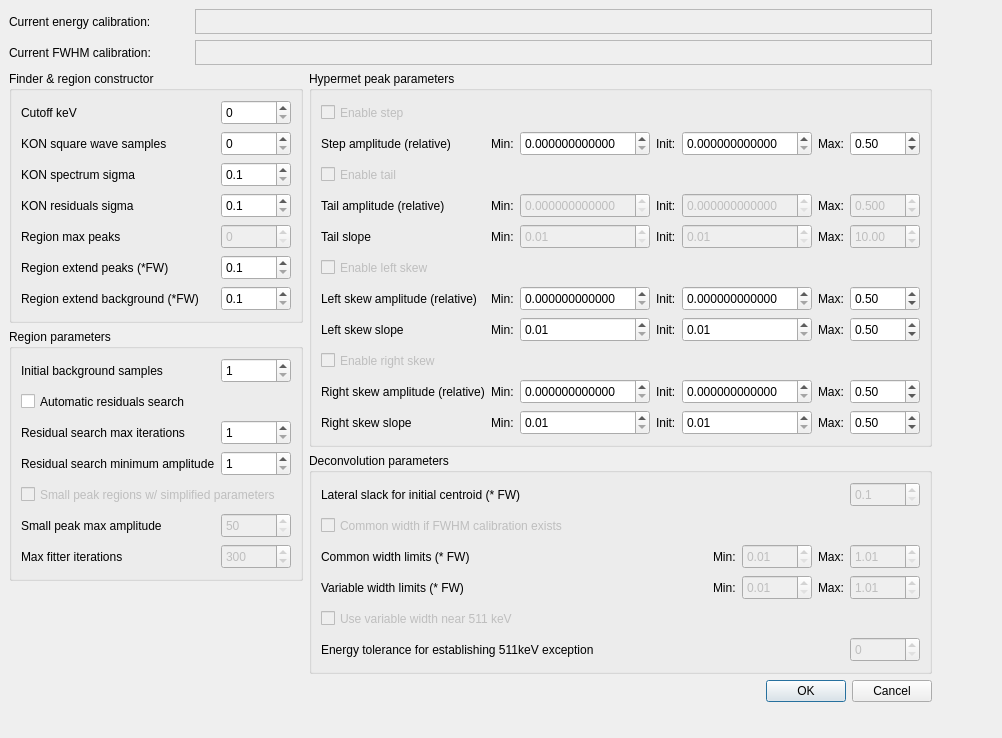
Old version of the form gui/analysis/form_fitter_settings.ui in the repository usnistgov/qpx-gamma.
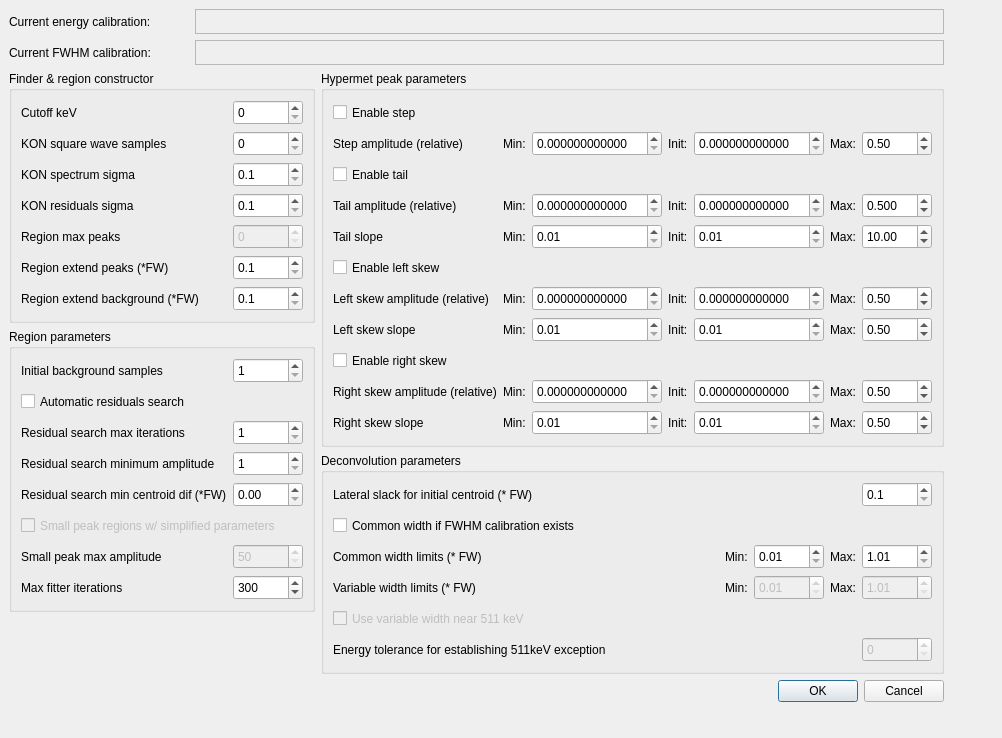
New version of the form. Icons and pictures are not drawn.

Patch:
```diff
--- a/gui/analysis/form_fitter_settings.ui
+++ b/gui/analysis/form_fitter_settings.ui
@@ -28,7 +28,7 @@
     <rect>
      <x>9</x>
      <y>9</y>
-     <width>986</width>
+     <width>996</width>
      <height>722</height>
     </rect>
    </property>
@@ -175,6 +175,9 @@
        <layout class="QVBoxLayout" name="verticalLayout">
         <item>
          <widget class="QGroupBox" name="groupBox">
+          <property name="enabled">
+           <bool>true</bool>
+          </property>
           <property name="title">
            <string>Finder &amp;&amp; region constructor</string>
           </property>
@@ -599,7 +602,7 @@
              </item>
             </layout>
            </item>
-           <item row="5" column="0">
+           <item row="6" column="0">
             <layout class="QHBoxLayout" name="horizontalLayout_11">
              <item>
               <widget class="QLabel" name="label_11">
@@ -723,7 +726,7 @@
              </item>
             </layout>
            </item>
-           <item row="4" column="0">
+           <item row="5" column="0">
             <widget class="QCheckBox" name="checkSmallSimplify">
              <property name="enabled">
               <bool>false</bool>
@@ -748,7 +751,7 @@
              </property>
             </widget>
            </item>
-           <item row="6" column="0">
+           <item row="7" column="0">
             <layout class="QHBoxLayout" name="horizontalLayout_19">
              <item>
               <widget class="QLabel" name="label_40">
@@ -772,7 +775,7 @@
              <item>
               <widget class="QSpinBox" name="spinFitterMaxIterations">
                <property name="enabled">
-                <bool>false</bool>
+                <bool>true</bool>
                </property>
                <property name="minimumSize">
                 <size>
@@ -802,6 +805,54 @@
              </item>
             </layout>
            </item>
+           <item row="4" column="0">
+            <layout class="QHBoxLayout" name="horizontalLayout_27">
+             <item>
+              <widget class="QLabel" name="label_50">
+               <property name="minimumSize">
+                <size>
+                 <width>0</width>
+                 <height>25</height>
+                </size>
+               </property>
+               <property name="maximumSize">
+                <size>
+                 <width>16777215</width>
+                 <height>25</height>
+                </size>
+               </property>
+               <property name="text">
+                <string>Residual search min centroid dif (*FW)</string>
+               </property>
+              </widget>
+             </item>
+             <item>
+              <widget class="QDoubleSpinBox" name="doubleResidTooClose">
+               <property name="minimumSize">
+                <size>
+                 <width>70</width>
+                 <height>25</height>
+                </size>
+               </property>
+               <property name="maximumSize">
+                <size>
+                 <width>70</width>
+                 <height>25</height>
+                </size>
+               </property>
+               <property name="decimals">
+                <number>2</number>
+               </property>
+               <property name="minimum">
+                <double>0.000000000000000</double>
+               </property>
+               <property name="singleStep">
+                <double>0.010000000000000</double>
+               </property>
+              </widget>
+             </item>
+            </layout>
+           </item>
           </layout>
          </widget>
         </item>
@@ -831,7 +882,7 @@
            <item row="0" column="0">
             <widget class="QCheckBox" name="checkStepEnable">
              <property name="enabled">
-              <bool>false</bool>
+              <bool>true</bool>
              </property>
              <property name="minimumSize">
               <size>
@@ -1038,7 +1089,7 @@
            <item row="2" column="0">
             <widget class="QCheckBox" name="checkTailEnable">
              <property name="enabled">
-              <bool>false</bool>
+              <bool>true</bool>
              </property>
              <property name="minimumSize">
               <size>
@@ -1106,7 +1157,7 @@
              <item>
               <widget class="QDoubleSpinBox" name="doubleMinTailAmp">
                <property name="enabled">
-                <bool>false</bool>
+                <bool>true</bool>
                </property>
                <property name="minimumSize">
                 <size>
@@ -1162,7 +1213,7 @@
              <item>
               <widget class="QDoubleSpinBox" name="doubleInitTailAmp">
                <property name="enabled">
-                <bool>false</bool>
+                <bool>true</bool>
                </property>
                <property name="minimumSize">
                 <size>
@@ -1218,7 +1269,7 @@
              <item>
               <widget class="QDoubleSpinBox" name="doubleMaxTailAmp">
                <property name="enabled">
-                <bool>false</bool>
+                <bool>true</bool>
                </property>
                <property name="minimumSize">
                 <size>
@@ -1300,7 +1351,7 @@
              <item>
               <widget class="QDoubleSpinBox" name="doubleMinTailSlope">
                <property name="enabled">
-                <bool>false</bool>
+                <bool>true</bool>
                </property>
                <property name="minimumSize">
                 <size>
@@ -1356,7 +1407,7 @@
              <item>
               <widget class="QDoubleSpinBox" name="doubleInitTailSlope">
                <property name="enabled">
-                <bool>false</bool>
+                <bool>true</bool>
                </property>
                <property name="minimumSize">
                 <size>
@@ -1412,7 +1463,7 @@
              <item>
               <widget class="QDoubleSpinBox" name="doubleMaxTailSlope">
                <property name="enabled">
-                <bool>false</bool>
+                <bool>true</bool>
                </property>
                <property name="minimumSize">
                 <size>
@@ -1448,7 +1499,7 @@
            <item row="5" column="0">
             <widget class="QCheckBox" name="checkEnableLskew">
              <property name="enabled">
-              <bool>false</bool>
+              <bool>true</bool>
              </property>
              <property name="minimumSize">
               <size>
@@ -1840,7 +1891,7 @@
            <item row="8" column="0">
             <widget class="QCheckBox" name="checkEnableRskew">
              <property name="enabled">
-              <bool>false</bool>
+              <bool>true</bool>
              </property>
              <property name="minimumSize">
               <size>
@@ -2262,7 +2313,7 @@
              <item>
               <widget class="QDoubleSpinBox" name="doubleLateralSlack">
                <property name="enabled">
-                <bool>false</bool>
+                <bool>true</bool>
                </property>
                <property name="minimumSize">
                 <size>
@@ -2298,7 +2349,7 @@
            <item row="1" column="0">
             <widget class="QCheckBox" name="checkWidthCommon">
              <property name="enabled">
-              <bool>false</bool>
+              <bool>true</bool>
              </property>
              <property name="minimumSize">
               <size>
@@ -2366,7 +2417,7 @@
              <item>
               <widget class="QDoubleSpinBox" name="doubleMinWidthCommon">
                <property name="enabled">
-                <bool>false</bool>
+                <bool>true</bool>
                </property>
                <property name="minimumSize">
                 <size>
@@ -2422,7 +2473,7 @@
              <item>
               <widget class="QDoubleSpinBox" name="doubleMaxWidthCommon">
                <property name="enabled">
-                <bool>false</bool>
+                <bool>true</bool>
                </property>
                <property name="minimumSize">
                 <size>
```
